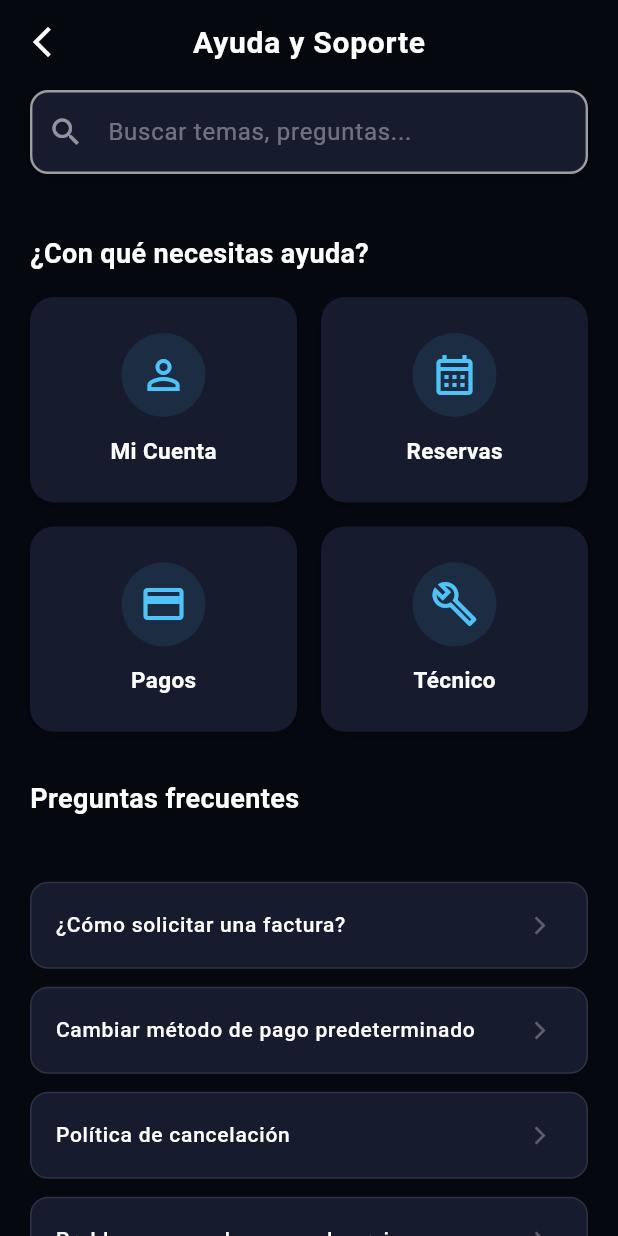
After one commit to sergioP1991/aparcamientoszaragoza-flutter, a Flutter app: the HelpSupportScreen screen opened by its route, on a phone screen of 412 x 824 dp. The commit adds this screen. Run offline on Flutter 3.47's test engine with Material 3 defaults, Android fonts, the phone set to English and light mode, and no system bars; our stand-ins replace awesome_snackbar_content, calendar_date_picker2, camera, cloud_firestore, firebase_ai, firebase_auth and 10 more; missing offline and left inert: easter_egg_trigger, sms_autodetect; accounts and stored records are empty; generated files the repository leaves out were written again.

Commit message:
Add screen help & chat

```diff
--- /dev/null
+++ b/aparcamientoszaragoza/lib/Screens/settings/help_support_screen.dart
@@ -0,0 +1,240 @@
+import 'package:aparcamientoszaragoza/Screens/settings/providers/settings_provider.dart';
+import 'package:aparcamientoszaragoza/Values/app_colors.dart';
+import 'package:aparcamientoszaragoza/l10n/app_localizations.dart';
+import 'package:flutter/material.dart';
+import 'package:flutter_riverpod/flutter_riverpod.dart';
+
+class HelpSupportScreen extends ConsumerWidget {
+  static const routeName = '/help-support';
+
+  const HelpSupportScreen({super.key});
+
+  @override
+  Widget build(BuildContext context, WidgetRef ref) {
+    final l10n = AppLocalizations.of(context)!;
+    final settings = ref.watch(settingsProvider);
+    final isDark = settings.theme == 'dark';
+
+    // Definición de colores locales para el tema
+    final bgColor = isDark ? const Color(0xFF05080F) : const Color(0xFFF5F7FA);
+    final cardColor = isDark ? const Color(0xFF161B2E) : Colors.white;
+    final textColor = isDark ? Colors.white : const Color(0xFF2D3436);
+
+    return Scaffold(
+      backgroundColor: bgColor,
+      body: CustomScrollView(
+        physics: const BouncingScrollPhysics(),
+        slivers: [
+          SliverAppBar(
+            backgroundColor: bgColor,
+            elevation: 0,
+            floating: true,
+            pinned: true,
+            leading: IconButton(
+              icon: Icon(Icons.arrow_back_ios_new, color: textColor),
+              onPressed: () => Navigator.pop(context),
+            ),
+            title: Text(
+              l10n.helpSupport,
+              style: TextStyle(
+                color: textColor,
+                fontWeight: FontWeight.bold,
+                fontSize: 20,
+              ),
+            ),
+            centerTitle: true,
+            bottom: PreferredSize(
+              preferredSize: const Size.fromHeight(80),
+              child: Padding(
+                padding: const EdgeInsets.fromLTRB(20, 0, 20, 20),
+                child: _buildSearchBar(isDark, l10n, cardColor, textColor),
+              ),
+            ),
+          ),
+
+          SliverPadding(
+            padding: const EdgeInsets.all(20),
+            sliver: SliverToBoxAdapter(
+              child: Column(
+                crossAxisAlignment: CrossAxisAlignment.start,
+                children: [
+                  Text(
+                    "¿Con qué necesitas ayuda?",
+                    style: TextStyle(
+                      color: textColor,
+                      fontSize: 18,
+                      fontWeight: FontWeight.bold,
+                    ),
+                  ),
+                  const SizedBox(height: 16),
+
+                  // Grid de Categorías
+                  LayoutBuilder(
+                    builder: (context, constraints) {
+                      return GridView.count(
+                        shrinkWrap: true,
+                        physics: const NeverScrollableScrollPhysics(),
+                        crossAxisCount: 2,
+                        crossAxisSpacing: 16,
+                        mainAxisSpacing: 16,
+                        childAspectRatio: 1.3,
+                        children: [
+                          _buildCategoryCard(Icons.person_outline, "Mi Cuenta", isDark, cardColor, textColor),
+                          _buildCategoryCard(Icons.calendar_month_outlined, "Reservas", isDark, cardColor, textColor),
+                          _buildCategoryCard(Icons.credit_card_outlined, "Pagos", isDark, cardColor, textColor),
+                          _buildCategoryCard(Icons.build_outlined, "Técnico", isDark, cardColor, textColor),
+                        ],
+                      );
+                    },
+                  ),
+
+                  const SizedBox(height: 32),
+                  Text(
+                    l10n.faqTitle,
+                    style: TextStyle(
+                      color: textColor,
+                      fontSize: 18,
+                      fontWeight: FontWeight.bold,
+                    ),
+                  ),
+                  const SizedBox(height: 16),
+                ],
+              ),
+            ),
+          ),
+
+          // Lista de FAQs
+          SliverList(
+            delegate: SliverChildListDelegate([
+              _buildFAQTile("¿Cómo solicitar una factura?", isDark, cardColor, textColor),
+              _buildFAQTile("Cambiar método de pago predeterminado", isDark, cardColor, textColor),
+              _buildFAQTile("Política de cancelación", isDark, cardColor, textColor),
+              _buildFAQTile("Problemas con el acceso al garaje", isDark, cardColor, textColor),
+
+               const SizedBox(height: 40),
+               _buildContactSection(isDark, l10n, textColor),
+               const SizedBox(height: 40),
+            ]),
+          ),
+        ],
+      ),
+    );
+  }
+
+  Widget _buildSearchBar(bool isDark, AppLocalizations l10n, Color cardColor, Color textColor) {
+    return Container(
+      decoration: BoxDecoration(
+        color: cardColor,
+        borderRadius: BorderRadius.circular(12),
+        boxShadow: [
+          BoxShadow(
+            color: Colors.black.withOpacity(isDark ? 0.2 : 0.05),
+            blurRadius: 10,
+            offset: const Offset(0, 4),
+          ),
+        ],
+      ),
+      child: TextField(
+        style: TextStyle(color: textColor),
+        decoration: InputDecoration(
+          prefixIcon: Icon(Icons.search, color: isDark ? Colors.white54 : Colors.grey),
+          hintText: "Buscar temas, preguntas...",
+          hintStyle: TextStyle(color: isDark ? Colors.white38 : Colors.grey),
+          border: InputBorder.none,
+          contentPadding: const EdgeInsets.symmetric(vertical: 16, horizontal: 20),
+        ),
+      ),
+    );
+  }
+
+  Widget _buildCategoryCard(IconData icon, String title, bool isDark, Color cardColor, Color textColor) {
+    return Container(
+      decoration: BoxDecoration(
+        color: cardColor,
+        borderRadius: BorderRadius.circular(16),
+        boxShadow: [
+            BoxShadow(
+              color: Colors.black.withOpacity(isDark ? 0.2 : 0.03),
+              blurRadius: 8,
+              offset: const Offset(0, 2),
+            )
+        ]
+      ),
+      child: Material(
+        color: Colors.transparent,
+        child: InkWell(
+          onTap: () {},
+          borderRadius: BorderRadius.circular(16),
+          child: Column(
+            mainAxisAlignment: MainAxisAlignment.center,
+            children: [
+              Container(
+                padding: const EdgeInsets.all(12),
+                decoration: BoxDecoration(
+                  color: AppColors.primaryColor.withOpacity(0.1),
+                  shape: BoxShape.circle,
+                ),
+                child: Icon(icon, color: AppColors.primaryColor, size: 32),
+              ),
+              const SizedBox(height: 12),
+              Text(
+                title,
+                style: TextStyle(
+                  color: textColor,
+                  fontWeight: FontWeight.w600,
+                  fontSize: 15,
+                ),
+              ),
+            ],
+          ),
+        ),
+      ),
+    );
+  }
+
+  Widget _buildFAQTile(String title, bool isDark, Color cardColor, Color textColor) {
+    return Container(
+      margin: const EdgeInsets.symmetric(horizontal: 20, vertical: 6),
+      decoration: BoxDecoration(
+        color: cardColor,
+        borderRadius: BorderRadius.circular(12),
+        border: isDark ? Border.all(color: Colors.white10) : null,
+      ),
+      child: ListTile(
+        title: Text(title, style: TextStyle(color: textColor, fontSize: 14, fontWeight: FontWeight.w500)),
+        trailing: Icon(Icons.arrow_forward_ios, size: 14, color: isDark ? Colors.white30 : Colors.grey),
+        onTap: () {},
+      ),
+    );
+  }
+
+  Widget _buildContactSection(bool isDark, AppLocalizations l10n, Color textColor) {
+    return Padding(
+      padding: const EdgeInsets.symmetric(horizontal: 20),
+      child: Column(
+        children: [
+          Text(
+            "¿Aún necesitas ayuda?",
+            style: TextStyle(color: isDark ? Colors.white60 : Colors.grey, fontSize: 14),
+          ),
+          const SizedBox(height: 16),
+          SizedBox(
+            width: double.infinity,
+            child: ElevatedButton.icon(
+              icon: const Icon(Icons.chat_bubble_outline),
+              label: Text(l10n.contactUs),
+              style: ElevatedButton.styleFrom(
+                backgroundColor: AppColors.primaryColor,
+                foregroundColor: Colors.black,
+                padding: const EdgeInsets.symmetric(vertical: 16),
+                shape: RoundedRectangleBorder(borderRadius: BorderRadius.circular(12)),
+                elevation: 0,
+              ),
+              onPressed: () {},
+            ),
+          ),
+        ],
+      ),
+    );
+  }
+}
--- a/aparcamientoszaragoza/lib/Screens/settings/settings_screen.dart
+++ b/aparcamientoszaragoza/lib/Screens/settings/settings_screen.dart
@@ -1,4 +1,5 @@
 import 'package:aparcamientoszaragoza/Screens/forgetPassword/ForgetPassword_screen.dart';
+import 'package:aparcamientoszaragoza/Screens/settings/help_support_screen.dart';
 import 'package:aparcamientoszaragoza/Values/app_colors.dart';
 import 'package:aparcamientoszaragoza/Screens/settings/providers/settings_provider.dart';
 import 'package:aparcamientoszaragoza/Models/user_settings.dart';
@@ -85,7 +86,9 @@ class _SettingsScreenState extends ConsumerState<SettingsScreen> {
               const Divider(color: Colors.white10),
               _buildSettingsItem(Icons.credit_card, l10n.paymentMethods, ""),
               const Divider(color: Colors.white10),
-              _buildSettingsItem(Icons.help_outline, l10n.helpSupport, ""),
+              _buildSettingsItem(Icons.help_outline, l10n.helpSupport, "", onTap: () {
+                Navigator.pushNamed(context, HelpSupportScreen.routeName);
+              }),
             ]),
           ],
         ),
--- a/aparcamientoszaragoza/lib/l10n/app_es.arb
+++ b/aparcamientoszaragoza/lib/l10n/app_es.arb
@@ -11,7 +11,20 @@
   "changePassword": "Cambiar Contraseña",
   "paymentMethods": "Métodos de Pago",
   "helpSupport": "Ayuda y Soporte",
+  "faqTitle": "Preguntas frecuentes",
+  "contactSection": "Contacto",
+  "emailSupport": "Envíanos un correo",
+  "callSupport": "Llámanos",
+  "searchHelpHint": "Buscar ayuda...",
+  "versionLabel": "Versión",
   "spanish": "Español",
+  "helpCenter": "Centro de Ayuda",
+  "reportProblem": "Informar de un problema",
+  "sendFeedback": "Enviar sugerencias",
+  "privacyPolicy": "Política de privacidad",
+  "termsConditions": "Términos y condiciones",
+  "contactUs": "Contáctanos",
+  "licenses": "Licencias de código abierto",
   "english": "Inglés",
   "darkMode": "Oscuro",
   "lightMode": "Claro",
--- a/aparcamientoszaragoza/lib/l10n/app_localizations.dart
+++ b/aparcamientoszaragoza/lib/l10n/app_localizations.dart
@@ -164,12 +164,90 @@ abstract class AppLocalizations {
   /// **'Ayuda y Soporte'**
   String get helpSupport;
 
+  /// No description provided for @faqTitle.
+  ///
+  /// In es, this message translates to:
+  /// **'Preguntas frecuentes'**
+  String get faqTitle;
+
+  /// No description provided for @contactSection.
+  ///
+  /// In es, this message translates to:
+  /// **'Contacto'**
+  String get contactSection;
+
+  /// No description provided for @emailSupport.
+  ///
+  /// In es, this message translates to:
+  /// **'Envíanos un correo'**
+  String get emailSupport;
+
+  /// No description provided for @callSupport.
+  ///
+  /// In es, this message translates to:
+  /// **'Llámanos'**
+  String get callSupport;
+
+  /// No description provided for @searchHelpHint.
+  ///
+  /// In es, this message translates to:
+  /// **'Buscar ayuda...'**
+  String get searchHelpHint;
+
+  /// No description provided for @versionLabel.
+  ///
+  /// In es, this message translates to:
+  /// **'Versión'**
+  String get versionLabel;
+
   /// No description provided for @spanish.
   ///
   /// In es, this message translates to:
   /// **'Español'**
   String get spanish;
 
+  /// No description provided for @helpCenter.
+  ///
+  /// In es, this message translates to:
+  /// **'Centro de Ayuda'**
+  String get helpCenter;
+
+  /// No description provided for @reportProblem.
+  ///
+  /// In es, this message translates to:
+  /// **'Informar de un problema'**
+  String get reportProblem;
+
+  /// No description provided for @sendFeedback.
+  ///
+  /// In es, this message translates to:
+  /// **'Enviar sugerencias'**
+  String get sendFeedback;
+
+  /// No description provided for @privacyPolicy.
+  ///
+  /// In es, this message translates to:
+  /// **'Política de Privacidad'**
+  String get privacyPolicy;
+
+  /// No description provided for @termsConditions.
+  ///
+  /// In es, this message translates to:
+  /// **'Términos y condiciones'**
+  String get termsConditions;
+
+  /// No description provided for @contactUs.
+  ///
+  /// In es, this message translates to:
+  /// **'Contáctanos'**
+  String get contactUs;
+
+  /// No description provided for @licenses.
+  ///
+  /// In es, this message translates to:
+  /// **'Licencias de código abierto'**
+  String get licenses;
+
   /// No description provided for @english.
   ///
   /// In es, this message translates to:
@@ -1051,12 +1129,6 @@ abstract class AppLocalizations {
   /// In es, this message translates to:
   /// **' y la '**
   String get andThe;
-
-  /// No description provided for @privacyPolicy.
-  ///
-  /// In es, this message translates to:
-  /// **'Política de Privacidad'**
-  String get privacyPolicy;
 
   /// No description provided for @acceptTermsSuffix.
   ///
--- a/aparcamientoszaragoza/lib/main.dart
+++ b/aparcamientoszaragoza/lib/main.dart
@@ -13,6 +13,7 @@ import 'package:aparcamientoszaragoza/Screens/ad/ad_screen.dart';
 import 'package:aparcamientoszaragoza/Screens/favorites/favorites_screen.dart';
 import 'package:aparcamientoszaragoza/Screens/my_garages/my_garages_screen.dart';
 import 'package:aparcamientoszaragoza/Screens/settings/settings_screen.dart';
+import 'package:aparcamientoszaragoza/Screens/settings/help_support_screen.dart';
 import 'package:aparcamientoszaragoza/Screens/settings/providers/settings_provider.dart';
 import 'package:flutter_localizations/flutter_localizations.dart';
 import 'package:aparcamientoszaragoza/l10n/app_localizations.dart';
@@ -114,6 +115,7 @@ class MyApp extends ConsumerWidget {
           FavoritesScreen.routeName: (context) => const FavoritesScreen(),
           MyGaragesScreen.routeName: (context) => const MyGaragesScreen(),
           SettingsScreen.routeName: (context) => const SettingsScreen(),
+          HelpSupportScreen.routeName: (context) => const HelpSupportScreen(),
         },
       ),
     );
--- a/aparcamientoszaragoza/pubspec.yaml
+++ b/aparcamientoszaragoza/pubspec.yaml
@@ -65,7 +65,7 @@ dependencies:
 
   faker: ^2.2.0
 
-  intl: ^0.19.0
+  intl: ^0.20.2
 
   timeline_list: ^0.1.0
   firebase_remote_config: ^6.0.0
```
Also changed, not shown: aparcamientoszaragoza/lib/l10n/app_en.arb (+13 -0 lines), aparcamientoszaragoza/lib/l10n/app_localizations_en.dart (+39 -3 lines), aparcamientoszaragoza/lib/l10n/app_localizations_es.dart (+39 -3 lines), aparcamientoszaragoza/pubspec.lock, 1 other file.
